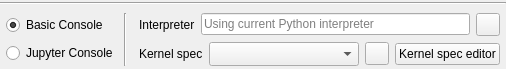
First picture: the form in spine_items/tool/ui/python_kernel_spec_options.ui, repository spine-tools/spine-items, before the edit.
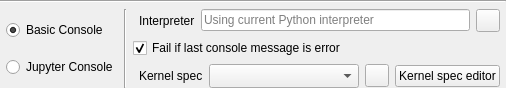
Second picture: the form after the edit. Icons and pictures are not drawn.

Commit message:
Add support for fail_on_stderror flag
Added checkbox to Tool specification editor when tool type is Python.
The checkbox controls the fail_on_stderror flag.

Re Spine-project/Spine-Toolbox#1443

Diff of the .ui file:
```diff
--- a/spine_items/tool/ui/python_kernel_spec_options.ui
+++ b/spine_items/tool/ui/python_kernel_spec_options.ui
@@ -130,6 +130,19 @@
          </item>
         </layout>
        </item>
+       <item>
+        <widget class="QCheckBox" name="fail_on_stderror_check_box">
+         <property name="toolTip">
+          <string>Fail execution if Tool finishes by writing to stderror, e.g. when there is a Traceback.</string>
+         </property>
+         <property name="text">
+          <string>Fail if last console message is error</string>
+         </property>
+         <property name="checked">
+          <bool>true</bool>
+         </property>
+        </widget>
+       </item>
        <item>
         <layout class="QHBoxLayout" name="horizontalLayout">
          <property name="spacing">
```
The commit also changes 7 other files.
